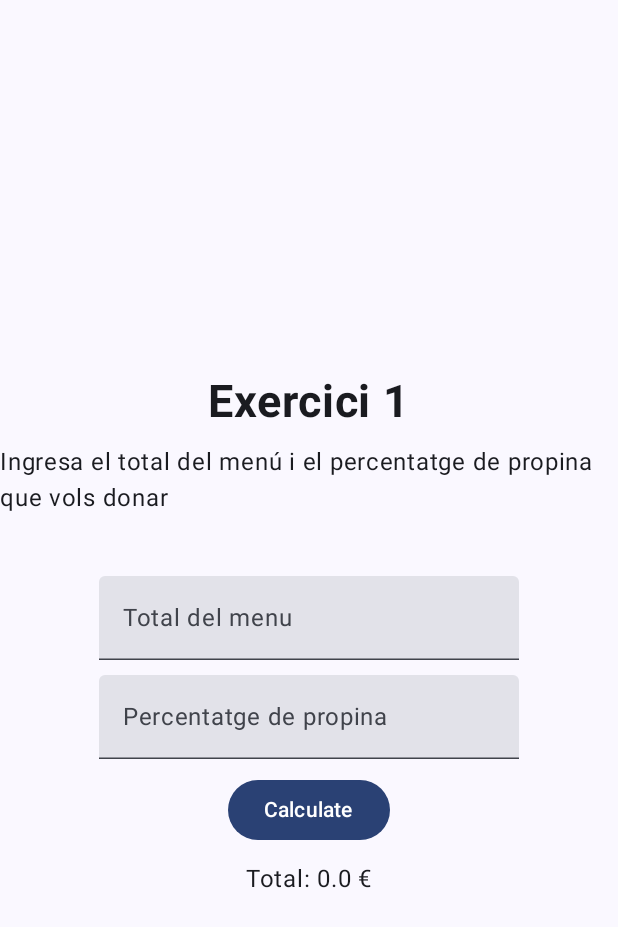
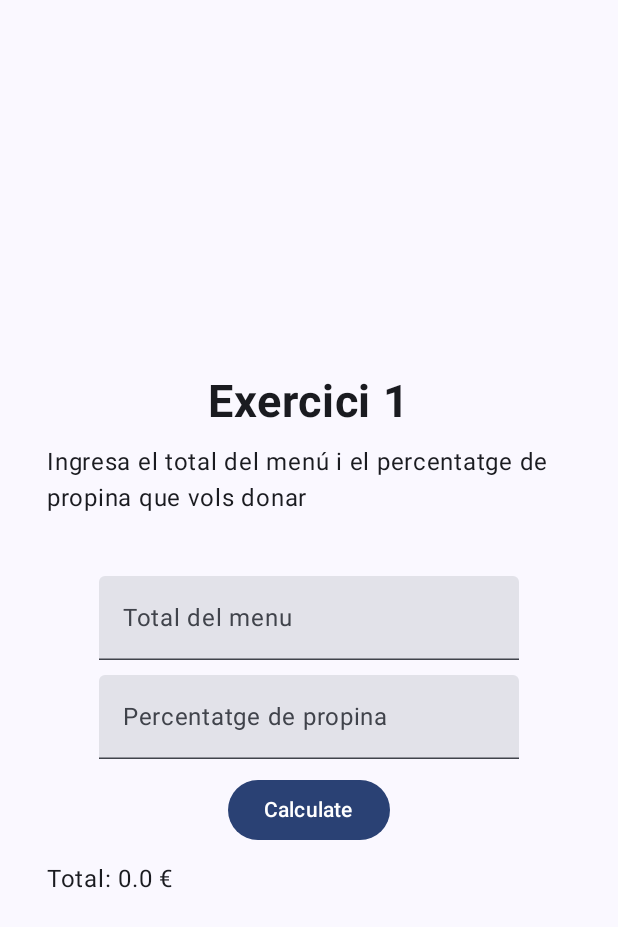
Before and after one commit to dhsudev/ExercicisState, an Android app built with Jetpack Compose: the composable ViewEx1 shown on its own in the app's theme, after a tap on "Calculate", on a phone screen of 412 x 824 dp. Shown: the top 927 px of the screen. Run offline under Robolectric (Android 15) with nearby library versions, the phone set to English and light mode, and no system bars; our stand-ins replace constraintlayout-compose; 3 statements that could not run were skipped.

Commit message:
Fixed till ex5

```diff
--- a/app/src/main/java/com/example/exercicisstate/Components.kt
+++ b/app/src/main/java/com/example/exercicisstate/Components.kt
@@ -12,17 +12,26 @@ import androidx.compose.ui.Modifier
 import androidx.compose.ui.text.input.KeyboardType
 
 @Composable
-fun NumberField(text : String , modifier: Modifier) : String{
+fun NumberField(text: String, decimals: Boolean = false, modifier: Modifier): String {
     var myText by remember { mutableStateOf("") }
-    val pattern = remember { Regex("^\\d+\$") }
+
+    val pattern = if (decimals) {
+        Regex("^\\d*\\.?\\d*\$") // Permite números con o sin decimales
+    } else {
+        Regex("^\\d+\$") // Solo números enteros
+    }
+
     TextField(
         value = myText,
         onValueChange = {
-            if (it.isEmpty() || it.matches(pattern)) myText = it
+            if (it.isEmpty() || it.matches(pattern)) {
+                myText = it
+            }
         },
         label = { Text(text) },
-        keyboardOptions = KeyboardOptions(keyboardType = KeyboardType.Number),
+        keyboardOptions = KeyboardOptions(keyboardType = KeyboardType.Decimal), // Cambiar a Decimal
         modifier = modifier
     )
-    return myText;
+
+    return myText
 }
--- a/app/src/main/java/com/example/exercicisstate/Exercici1.kt
+++ b/app/src/main/java/com/example/exercicisstate/Exercici1.kt
@@ -1,6 +1,7 @@
 package com.example.exercicisstate
 
 import androidx.compose.foundation.layout.fillMaxSize
+import androidx.compose.foundation.layout.width
 import androidx.compose.material3.Button
 import androidx.compose.material3.Text
 import androidx.compose.runtime.Composable
@@ -16,9 +17,15 @@ import androidx.compose.ui.unit.sp
 import androidx.constraintlayout.compose.ConstraintLayout
 import com.example.exercicisstate.ui.theme.ExercicisStateTheme
 
+fun calculaPropina(strtotal: String, strpercentage: String): Double {
+    val total: Int = Integer.parseInt(strtotal)
+    val percentatge: Int = Integer.parseInt(strpercentage)
+    return total + (total * (percentatge / 100.0))
+}
+
 
 @Composable
-fun ViewEx1(modifier : Modifier) {
+fun ViewEx1(modifier: Modifier) {
     var showResult by remember { mutableStateOf(false) }
     ConstraintLayout(
         modifier
@@ -42,7 +49,9 @@ fun ViewEx1(modifier : Modifier) {
                     bottom.linkTo(fieldTotal.top, margin = 40.dp)
                     start.linkTo(parent.start)
                     end.linkTo(parent.end)
-                })
+                }
+                .width(350.dp)
+        )
         val total =
             NumberField("Total del menu", modifier = Modifier.constrainAs(fieldTotal) {
                 top.linkTo(parent.top)
@@ -71,11 +80,13 @@ fun ViewEx1(modifier : Modifier) {
             val textTotal = "Total: ${calculaPropina(total, percentage)} €"
             Text(
                 text = textTotal,
-                modifier = Modifier.constrainAs(result) {
-                    top.linkTo(button.bottom, margin = 10.dp)
-                    start.linkTo(parent.start)
-                    end.linkTo(parent.end)
-                }
+                modifier = Modifier
+                    .constrainAs(result) {
+                        top.linkTo(button.bottom, margin = 10.dp)
+                        start.linkTo(parent.start)
+                        end.linkTo(parent.end)
+                    }
+                    .width(350.dp)
             )
         }
     }
@@ -83,16 +94,9 @@ fun ViewEx1(modifier : Modifier) {
 
 }
 
-fun calculaPropina(strtotal: String, strpercentage: String): Double {
-    val total : Int = Integer.parseInt(strtotal)
-    val percentatge : Int = Integer.parseInt(strpercentage)
-    return total + (total * (percentatge / 100.0))
-}
-
-
 @Preview(showBackground = true)
 @Composable
-fun Hola() {
+fun ViewUI1() {
     ExercicisStateTheme {
         ViewEx1(Modifier)
     }
--- a/app/src/main/java/com/example/exercicisstate/MainActivity.kt
+++ b/app/src/main/java/com/example/exercicisstate/MainActivity.kt
@@ -20,7 +20,7 @@ class MainActivity : ComponentActivity() {
         setContent {
             ExercicisStateTheme {
                 Scaffold(modifier = Modifier.fillMaxSize()) { innerPadding ->
-                    ViewEx1(modifier = Modifier.padding(innerPadding))
+                    ViewEx5(modifier = Modifier.padding(innerPadding))
                 }
             }
         }
```
